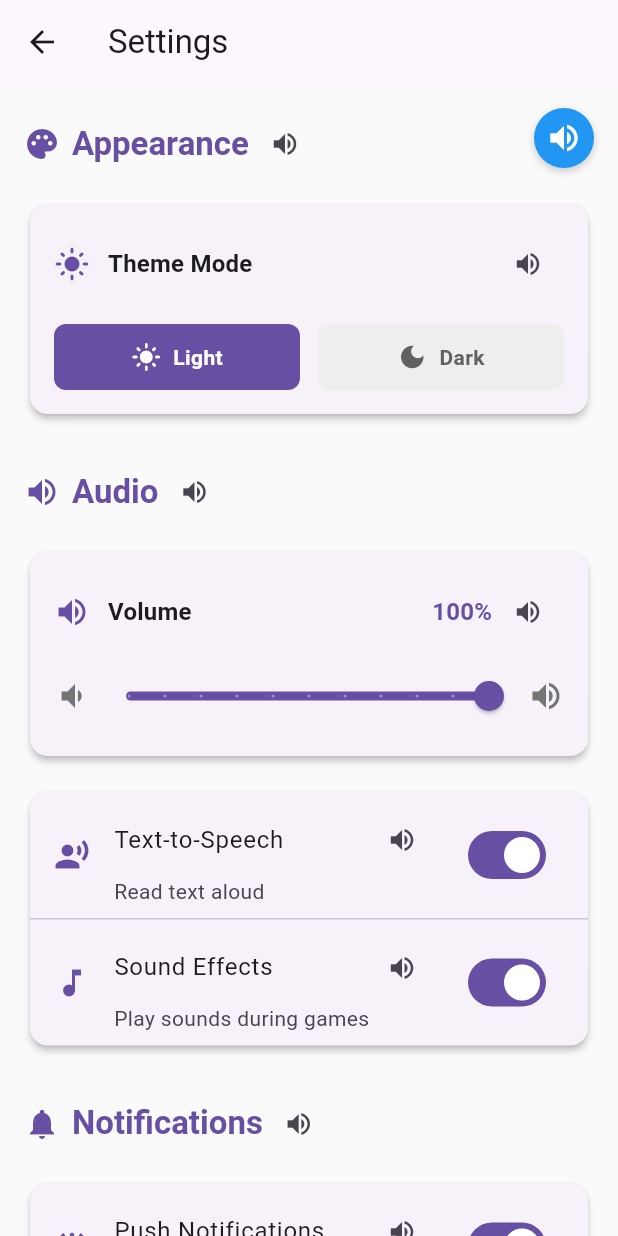
After one commit to 12Omega/StudyStewart, a Flutter app: the SettingsScreen screen opened directly, on a phone screen of 412 x 824 dp. The commit adds this screen. Run offline on Flutter 3.47's test engine with Material 3 defaults, Android fonts, the phone set to English and light mode, and no system bars; our stand-ins replace flutter_tts, shared_preferences; accounts and stored records are empty; statements that could not run were skipped.

Commit message:
Add comprehensive settings with dark/light mode, volume control, and notifications

```diff
--- a/studystuart_app/lib/main.dart
+++ b/studystuart_app/lib/main.dart
@@ -2,23 +2,69 @@
 import 'screens/auth_screen.dart';
 import 'screens/home_screen.dart';
 import 'services/tts_service.dart';
+import 'services/settings_service.dart';
 
 void main() async {
   WidgetsFlutterBinding.ensureInitialized();
   await TTSService().initialize();
+  await SettingsService().initialize();
   runApp(const StudyStuartApp());
 }
 
-class StudyStuartApp extends StatelessWidget {
+class StudyStuartApp extends StatefulWidget {
   const StudyStuartApp({super.key});
+
+  @override
+  State<StudyStuartApp> createState() => _StudyStuartAppState();
+}
+
+class _StudyStuartAppState extends State<StudyStuartApp> {
+  final SettingsService _settingsService = SettingsService();
+
+  @override
+  void initState() {
+    super.initState();
+    _settingsService.addListener(_onSettingsChanged);
+  }
+
+  @override
+  void dispose() {
+    _settingsService.removeListener(_onSettingsChanged);
+    super.dispose();
+  }
+
+  void _onSettingsChanged() {
+    setState(() {});
+  }
 
   @override
   Widget build(BuildContext context) {
     return MaterialApp(
       title: 'StudyStuart',
+      themeMode: _settingsService.themeMode,
       theme: ThemeData(
         primarySwatch: Colors.blue,
         useMaterial3: true,
+        brightness: Brightness.light,
+        scaffoldBackgroundColor: Colors.grey.shade50,
+        cardTheme: CardTheme(
+          elevation: 2,
+          shape: RoundedRectangleBorder(
+            borderRadius: BorderRadius.circular(12),
+          ),
+        ),
+      ),
+      darkTheme: ThemeData(
+        primarySwatch: Colors.blue,
+        useMaterial3: true,
+        brightness: Brightness.dark,
+        scaffoldBackgroundColor: Colors.grey.shade900,
+        cardTheme: CardTheme(
+          elevation: 2,
+          shape: RoundedRectangleBorder(
+            borderRadius: BorderRadius.circular(12),
+          ),
+        ),
       ),
       home: const AuthScreen(),
     );
--- a/studystuart_app/lib/screens/home_screen.dart
+++ b/studystuart_app/lib/screens/home_screen.dart
@@ -2,6 +2,7 @@
 import '../services/tts_service.dart';
 import '../widgets/tts_button.dart';
 import 'game_screen.dart';
+import 'settings_screen.dart';
 
 class HomeScreen extends StatefulWidget {
   const HomeScreen({super.key});
@@ -37,6 +38,16 @@
       appBar: AppBar(
         title: const Text('StudyStuart'),
         actions: [
+          IconButton(
+            icon: const Icon(Icons.settings),
+            onPressed: () {
+              _ttsService.speak('Settings');
+              Navigator.push(
+                context,
+                MaterialPageRoute(builder: (context) => const SettingsScreen()),
+              );
+            },
+          ),
           IconButton(
             icon: const Icon(Icons.person),
             onPressed: () {
--- /dev/null
+++ b/studystuart_app/lib/screens/settings_screen.dart
@@ -0,0 +1,503 @@
+import 'package:flutter/material.dart';
+import '../services/settings_service.dart';
+import '../services/tts_service.dart';
+import '../widgets/tts_button.dart';
+
+class SettingsScreen extends StatefulWidget {
+  const SettingsScreen({super.key});
+
+  @override
+  State<SettingsScreen> createState() => _SettingsScreenState();
+}
+
+class _SettingsScreenState extends State<SettingsScreen> {
+  final SettingsService _settingsService = SettingsService();
+  final TTSService _ttsService = TTSService();
+
+  @override
+  void initState() {
+    super.initState();
+    _ttsService.speak('Settings screen');
+  }
+
+  @override
+  Widget build(BuildContext context) {
+    return Scaffold(
+      appBar: AppBar(
+        title: const Text('Settings'),
+        elevation: 0,
+      ),
+      body: Stack(
+        children: [
+          ListView(
+            padding: const EdgeInsets.all(16.0),
+            children: [
+              // Appearance Section
+              _buildSectionHeader('Appearance', Icons.palette),
+              _buildThemeCard(),
+              const SizedBox(height: 24),
+
+              // Audio Section
+              _buildSectionHeader('Audio', Icons.volume_up),
+              _buildVolumeCard(),
+              const SizedBox(height: 16),
+              _buildAudioSettingsCard(),
+              const SizedBox(height: 24),
+
+              // Notifications Section
+              _buildSectionHeader('Notifications', Icons.notifications),
+              _buildNotificationsCard(),
+              const SizedBox(height: 24),
+
+              // About Section
+              _buildSectionHeader('About', Icons.info),
+              _buildAboutCard(),
+              const SizedBox(height: 24),
+
+              // Reset Button
+              _buildResetButton(),
+              const SizedBox(height: 80),
+            ],
+          ),
+          // TTS Button in top right corner
+          Positioned(
+            top: 16,
+            right: 16,
+            child: TTSButton(),
+          ),
+        ],
+      ),
+    );
+  }
+
+  Widget _buildSectionHeader(String title, IconData icon) {
+    return Padding(
+      padding: const EdgeInsets.only(bottom: 12.0),
+      child: Row(
+        children: [
+          Icon(icon, color: Theme.of(context).primaryColor),
+          const SizedBox(width: 8),
+          Text(
+            title,
+            style: Theme.of(context).textTheme.titleLarge?.copyWith(
+                  fontWeight: FontWeight.bold,
+                  color: Theme.of(context).primaryColor,
+                ),
+          ),
+          IconButton(
+            icon: const Icon(Icons.volume_up, size: 20),
+            onPressed: () => _ttsService.speak(title),
+          ),
+        ],
+      ),
+    );
+  }
+
+  Widget _buildThemeCard() {
+    return Card(
+      elevation: 2,
+      shape: RoundedRectangleBorder(borderRadius: BorderRadius.circular(12)),
+      child: Padding(
+        padding: const EdgeInsets.all(16.0),
+        child: Column(
+          crossAxisAlignment: CrossAxisAlignment.start,
+          children: [
+            Row(
+              children: [
+                Icon(
+                  _settingsService.isDarkMode ? Icons.dark_mode : Icons.light_mode,
+                  color: Theme.of(context).primaryColor,
+                ),
+                const SizedBox(width: 12),
+                Expanded(
+                  child: Text(
+                    'Theme Mode',
+                    style: Theme.of(context).textTheme.titleMedium?.copyWith(
+                          fontWeight: FontWeight.bold,
+                        ),
+                  ),
+                ),
+                IconButton(
+                  icon: const Icon(Icons.volume_up, size: 20),
+                  onPressed: () => _ttsService.speak('Theme mode'),
+                ),
+              ],
+            ),
+            const SizedBox(height: 16),
+            Row(
+              children: [
+                Expanded(
+                  child: _buildThemeOption(
+                    'Light',
+                    Icons.light_mode,
+                    !_settingsService.isDarkMode,
+                    () async {
+                      await _settingsService.setThemeMode(ThemeMode.light);
+                      _ttsService.speak('Light mode enabled');
+                      setState(() {});
+                    },
+                  ),
+                ),
+                const SizedBox(width: 12),
+                Expanded(
+                  child: _buildThemeOption(
+                    'Dark',
+                    Icons.dark_mode,
+                    _settingsService.isDarkMode,
+                    () async {
+                      await _settingsService.setThemeMode(ThemeMode.dark);
+                      _ttsService.speak('Dark mode enabled');
+                      setState(() {});
+                    },
+                  ),
+                ),
+              ],
+            ),
+          ],
+        ),
+      ),
+    );
+  }
+
+  Widget _buildThemeOption(String label, IconData icon, bool isSelected, VoidCallback onTap) {
+    return GestureDetector(
+      onTap: onTap,
+      child: Container(
+        padding: const EdgeInsets.symmetric(vertical: 12, horizontal: 16),
+        decoration: BoxDecoration(
+          color: isSelected
+              ? Theme.of(context).primaryColor
+              : Colors.grey.shade200,
+          borderRadius: BorderRadius.circular(8),
+        ),
+        child: Row(
+          mainAxisAlignment: MainAxisAlignment.center,
+          children: [
+            Icon(
+              icon,
+              color: isSelected ? Colors.white : Colors.grey.shade700,
+              size: 20,
+            ),
+            const SizedBox(width: 8),
+            Text(
+              label,
+              style: TextStyle(
+                color: isSelected ? Colors.white : Colors.grey.shade700,
+                fontWeight: FontWeight.bold,
+              ),
+            ),
+          ],
+        ),
+      ),
+    );
+  }
+
+  Widget _buildVolumeCard() {
+    return Card(
+      elevation: 2,
+      shape: RoundedRectangleBorder(borderRadius: BorderRadius.circular(12)),
+      child: Padding(
+        padding: const EdgeInsets.all(16.0),
+        child: Column(
+          crossAxisAlignment: CrossAxisAlignment.start,
+          children: [
+            Row(
+              children: [
+                Icon(
+                  _settingsService.volume == 0
+                      ? Icons.volume_off
+                      : _settingsService.volume < 0.5
+                          ? Icons.volume_down
+                          : Icons.volume_up,
+                  color: Theme.of(context).primaryColor,
+                ),
+                const SizedBox(width: 12),
+                Expanded(
+                  child: Text(
+                    'Volume',
+                    style: Theme.of(context).textTheme.titleMedium?.copyWith(
+                          fontWeight: FontWeight.bold,
+                        ),
+                  ),
+                ),
+                Text(
+                  '${(_settingsService.volume * 100).round()}%',
+                  style: Theme.of(context).textTheme.titleMedium?.copyWith(
+                        fontWeight: FontWeight.bold,
+                        color: Theme.of(context).primaryColor,
+                      ),
+                ),
+                IconButton(
+                  icon: const Icon(Icons.volume_up, size: 20),
+                  onPressed: () => _ttsService.speak('Volume control'),
+                ),
+              ],
+            ),
+            const SizedBox(height: 8),
+            Row(
+              children: [
+                Icon(Icons.volume_down, color: Colors.grey.shade600),
+                Expanded(
+                  child: Slider(
+                    value: _settingsService.volume,
+                    min: 0.0,
+                    max: 1.0,
+                    divisions: 10,
+                    label: '${(_settingsService.volume * 100).round()}%',
+                    onChanged: (value) async {
+                      await _settingsService.setVolume(value);
+                      await _ttsService.setVolume(value);
+                      setState(() {});
+                    },
+                    onChangeEnd: (value) {
+                      _ttsService.speak('Volume set to ${(value * 100).round()} percent');
+                    },
+                  ),
+                ),
+                Icon(Icons.volume_up, color: Colors.grey.shade600),
+              ],
+            ),
+          ],
+        ),
+      ),
+    );
+  }
+
+  Widget _buildAudioSettingsCard() {
+    return Card(
+      elevation: 2,
+      shape: RoundedRectangleBorder(borderRadius: BorderRadius.circular(12)),
+      child: Column(
+        children: [
+          SwitchListTile(
+            secondary: Icon(
+              _ttsService.isEnabled ? Icons.record_voice_over : Icons.voice_over_off,
+              color: Theme.of(context).primaryColor,
+            ),
+            title: Row(
+              children: [
+                const Expanded(child: Text('Text-to-Speech')),
+                IconButton(
+                  icon: const Icon(Icons.volume_up, size: 20),
+                  onPressed: () => _ttsService.speak('Text to speech'),
+                ),
+              ],
+            ),
+            subtitle: const Text('Read text aloud'),
+            value: _ttsService.isEnabled,
+            onChanged: (value) async {
+              await _ttsService.toggleEnabled();
+              _ttsService.speak(value ? 'Text to speech enabled' : 'Text to speech disabled');
+              setState(() {});
+            },
+          ),
+          const Divider(height: 1),
+          SwitchListTile(
+            secondary: Icon(
+              _settingsService.soundEffectsEnabled ? Icons.music_note : Icons.music_off,
+              color: Theme.of(context).primaryColor,
+            ),
+            title: Row(
+              children: [
+                const Expanded(child: Text('Sound Effects')),
+                IconButton(
+                  icon: const Icon(Icons.volume_up, size: 20),
+                  onPressed: () => _ttsService.speak('Sound effects'),
+                ),
+              ],
+            ),
+            subtitle: const Text('Play sounds during games'),
+            value: _settingsService.soundEffectsEnabled,
+            onChanged: (value) async {
+              await _settingsService.setSoundEffectsEnabled(value);
+              _ttsService.speak(value ? 'Sound effects enabled' : 'Sound effects disabled');
+              setState(() {});
+            },
+          ),
+        ],
+      ),
+    );
+  }
+
+  Widget _buildNotificationsCard() {
+    return Card(
+      elevation: 2,
+      shape: RoundedRectangleBorder(borderRadius: BorderRadius.circular(12)),
+      child: Column(
+        children: [
+          SwitchListTile(
+            secondary: Icon(
+              _settingsService.notificationsEnabled
+                  ? Icons.notifications_active
+                  : Icons.notifications_off,
+              color: Theme.of(context).primaryColor,
+            ),
+            title: Row(
+              children: [
+                const Expanded(child: Text('Push Notifications')),
+                IconButton(
+                  icon: const Icon(Icons.volume_up, size: 20),
+                  onPressed: () => _ttsService.speak('Push notifications'),
+                ),
+              ],
+            ),
+            subtitle: const Text('Receive reminders and updates'),
+            value: _settingsService.notificationsEnabled,
+            onChanged: (value) async {
+              await _settingsService.setNotificationsEnabled(value);
+              _ttsService.speak(value ? 'Notifications enabled' : 'Notifications disabled');
+              setState(() {});
+            },
+          ),
+          if (_settingsService.notificationsEnabled) ...[
+            const Divider(height: 1),
+            ListTile(
+              leading: Icon(Icons.schedule, color: Theme.of(context).primaryColor),
+              title: Row(
+                children: [
+                  const Expanded(child: Text('Study Reminders')),
+                  IconButton(
+                    icon: const Icon(Icons.volume_up, size: 20),
+                    onPressed: () => _ttsService.speak('Study reminders'),
+                  ),
+                ],
+              ),
+              subtitle: const Text('Daily at 3:00 PM'),
+              trailing: Switch(
+                value: true,
+                onChanged: (value) {
+                  _ttsService.speak(value ? 'Study reminders enabled' : 'Study reminders disabled');
+                },
+              ),
+            ),
+            const Divider(height: 1),
+            ListTile(
+              leading: Icon(Icons.emoji_events, color: Theme.of(context).primaryColor),
+              title: Row(
+                children: [
+                  const Expanded(child: Text('Achievement Alerts')),
+                  IconButton(
+                    icon: const Icon(Icons.volume_up, size: 20),
+                    onPressed: () => _ttsService.speak('Achievement alerts'),
+                  ),
+                ],
+              ),
+              subtitle: const Text('When you earn badges'),
+              trailing: Switch(
+                value: true,
+                onChanged: (value) {
+                  _ttsService.speak(value ? 'Achievement alerts enabled' : 'Achievement alerts disabled');
+                },
+              ),
+            ),
+          ],
+        ],
+      ),
+    );
+  }
+
+  Widget _buildAboutCard() {
+    return Card(
+      elevation: 2,
+      shape: RoundedRectangleBorder(borderRadius: BorderRadius.circular(12)),
+      child: Column(
+        children: [
+          ListTile(
+            leading: Icon(Icons.info_outline, color: Theme.of(context).primaryColor),
+            title: Row(
+              children: [
+                const Expanded(child: Text('Version')),
+                IconButton(
+                  icon: const Icon(Icons.volume_up, size: 20),
+                  onPressed: () => _ttsService.speak('Version'),
+                ),
+              ],
+            ),
+            subtitle: const Text('1.0.0'),
+          ),
+          const Divider(height: 1),
+          ListTile(
+            leading: Icon(Icons.privacy_tip, color: Theme.of(context).primaryColor),
+            title: Row(
+              children: [
+                const Expanded(child: Text('Privacy Policy')),
+                IconButton(
+                  icon: const Icon(Icons.volume_up, size: 20),
+                  onPressed: () => _ttsService.speak('Privacy policy'),
+                ),
+              ],
+            ),
+            trailing: const Icon(Icons.arrow_forward_ios, size: 16),
+            onTap: () {
+              _ttsService.speak('Opening privacy policy');
+            },
+          ),
+          const Divider(height: 1),
+          ListTile(
+            leading: Icon(Icons.description, color: Theme.of(context).primaryColor),
+            title: Row(
+              children: [
+                const Expanded(child: Text('Terms of Service')),
+                IconButton(
+                  icon: const Icon(Icons.volume_up, size: 20),
+                  onPressed: () => _ttsService.speak('Terms of service'),
+                ),
+              ],
+            ),
+            trailing: const Icon(Icons.arrow_forward_ios, size: 16),
+            onTap: () {
+              _ttsService.speak('Opening terms of service');
+            },
+          ),
+        ],
+      ),
+    );
+  }
+
+  Widget _buildResetButton() {
+    return Card(
+      elevation: 2,
+      color: Colors.red.shade50,
+      shape: RoundedRectangleBorder(borderRadius: BorderRadius.circular(12)),
+      child: ListTile(
+        leading: Icon(Icons.restore, color: Colors.red.shade700),
+        title: Text(
+          'Reset to Defaults',
+          style: TextStyle(
+            color: Colors.red.shade700,
+            fontWeight: FontWeight.bold,
+          ),
+        ),
+        subtitle: const Text('Restore all settings to default values'),
+        trailing: Icon(Icons.arrow_forward_ios, size: 16, color: Colors.red.shade700),
+        onTap: () {
+          showDialog(
+            context: context,
+            builder: (context) => AlertDialog(
+              title: const Text('Reset Settings?'),
+              content: const Text('This will restore all settings to their default values.'),
+              actions: [
+                TextButton(
+                  onPressed: () => Navigator.pop(context),
+                  child: const Text('Cancel'),
+                ),
+                ElevatedButton(
+                  onPressed: () async {
+                    await _settingsService.resetToDefaults();
+                    _ttsService.speak('Settings reset to defaults');
+                    setState(() {});
+                    if (mounted) Navigator.pop(context);
+                  },
+                  style: ElevatedButton.styleFrom(
+                    backgroundColor: Colors.red,
+                  ),
+                  child: const Text('Reset'),
+                ),
+              ],
+            ),
+          );
+        },
+      ),
+    );
+  }
+}
--- /dev/null
+++ b/studystuart_app/lib/services/settings_service.dart
@@ -0,0 +1,78 @@
+import 'package:flutter/material.dart';
+import 'package:shared_preferences/shared_preferences.dart';
+
+class SettingsService extends ChangeNotifier {
+  static final SettingsService _instance = SettingsService._internal();
+  factory SettingsService() => _instance;
+  SettingsService._internal();
+
+  ThemeMode _themeMode = ThemeMode.light;
+  double _volume = 1.0;
+  bool _notificationsEnabled = true;
+  bool _soundEffectsEnabled = true;
+
+  ThemeMode get themeMode => _themeMode;
+  double get volume => _volume;
+  bool get notificationsEnabled => _notificationsEnabled;
+  bool get soundEffectsEnabled => _soundEffectsEnabled;
+  bool get isDarkMode => _themeMode == ThemeMode.dark;
+
+  Future<void> initialize() async {
+    final prefs = await SharedPreferences.getInstance();
+
+    // Load theme mode
+    final themeModeString = prefs.getString('theme_mode') ?? 'light';
+    _themeMode = themeModeString == 'dark' ? ThemeMode.dark : ThemeMode.light;
+
+    // Load volume
+    _volume = prefs.getDouble('volume') ?? 1.0;
+
+    // Load notifications
+    _notificationsEnabled = prefs.getBool('notifications_enabled') ?? true;
+
+    // Load sound effects
+    _soundEffectsEnabled = prefs.getBool('sound_effects_enabled') ?? true;
+
+    notifyListeners();
+  }
+
+  Future<void> setThemeMode(ThemeMode mode) async {
+    _themeMode = mode;
+    final prefs = await SharedPreferences.getInstance();
+    await prefs.setString('theme_mode', mode == ThemeMode.dark ? 'dark' : 'light');
+    notifyListeners();
+  }
+
+  Future<void> toggleTheme() async {
+    final newMode = _themeMode == ThemeMode.light ? ThemeMode.dark : ThemeMode.light;
+    await setThemeMode(newMode);
+  }
+
+  Future<void> setVolume(double value) async {
+    _volume = value.clamp(0.0, 1.0);
+    final prefs = await SharedPreferences.getInstance();
+    await prefs.setDouble('volume', _volume);
+    notifyListeners();
+  }
+
+  Future<void> setNotificationsEnabled(bool enabled) async {
+    _notificationsEnabled = enabled;
+    final prefs = await SharedPreferences.getInstance();
+    await prefs.setBool('notifications_enabled', enabled);
+    notifyListeners();
+  }
+
+  Future<void> setSoundEffectsEnabled(bool enabled) async {
+    _soundEffectsEnabled = enabled;
+    final prefs = await SharedPreferences.getInstance();
+    await prefs.setBool('sound_effects_enabled', enabled);
+    notifyListeners();
+  }
+
+  Future<void> resetToDefaults() async {
+    await setThemeMode(ThemeMode.light);
+    await setVolume(1.0);
+    await setNotificationsEnabled(true);
+    await setSoundEffectsEnabled(true);
+  }
+}
--- a/studystuart_app/lib/services/tts_service.dart
+++ b/studystuart_app/lib/services/tts_service.dart
@@ -16,8 +16,12 @@
   Future<void> initialize() async {
     await _flutterTts.setLanguage("en-US");
     await _flutterTts.setSpeechRate(0.5);
-    await _flutterTts.setVolume(1.0);
     await _flutterTts.setPitch(1.0);
+
+    // Load volume from settings
+    final prefs = await SharedPreferences.getInstance();
+    final volume = prefs.getDouble('volume') ?? 1.0;
+    await _flutterTts.setVolume(volume);
 
     _flutterTts.setStartHandler(() {
       _isSpeaking = true;
@@ -65,6 +69,10 @@
     await _flutterTts.setPitch(pitch);
   }
 
+  Future<void> setVolume(double volume) async {
+    await _flutterTts.setVolume(volume);
+  }
+
   void dispose() {
     _flutterTts.stop();
   }
```
